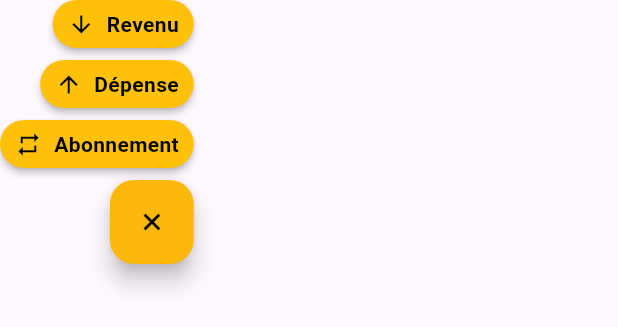
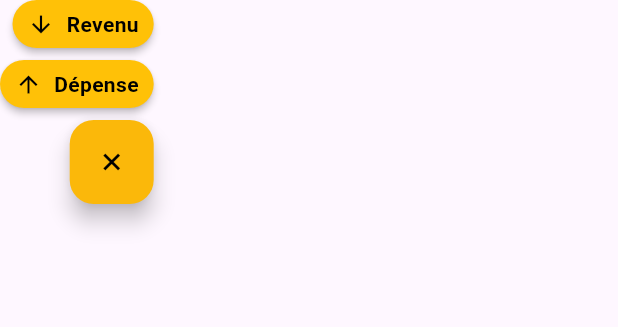
Before and after one commit to FloRobart/econoris_app, a Flutter app: the AddOperationFab widget shown alone on an empty page, opened directly, after a tap on the "add" icon, on a phone screen of 412 x 824 dp. Shown: the top 327 px of the screen. Run offline on Flutter 3.47's test engine with Material 3 defaults, Android fonts, the phone set to English and light mode, and no system bars; our stand-ins replace fl_chart, flutter_dotenv, package_info_plus, shared_preferences, table_calendar; accounts and stored records are empty.

Commit message:
Suppression d'élément inutile

```diff
--- a/lib/widgets/add_operation_fab.dart
+++ b/lib/widgets/add_operation_fab.dart
@@ -180,36 +180,7 @@ class _AddOperationFabState extends State<AddOperationFab> {
           ),
         ),
 
-        AnimatedSlide(
-          offset: _open ? const Offset(0, 0) : const Offset(0, 0.2),
-          duration: const Duration(milliseconds: 240),
-          child: AnimatedOpacity(
-            opacity: _open ? 1.0 : 0.0,
-            duration: const Duration(milliseconds: 240),
-            child: Padding(
-              padding: const EdgeInsets.only(bottom: 8.0),
-              child: GestureDetector(
-                onTap: () { setState(()=> _open = false); _openAddModalWithMode('abonnement'); },
-                child: MouseRegion(
-                  cursor: SystemMouseCursors.click,
-                  child: Material(
-                    color: Colors.amber,
-                    borderRadius: BorderRadius.circular(24),
-                    elevation: 2,
-                    child: InkWell(
-                      borderRadius: BorderRadius.circular(24),
-                      onTap: () { setState(()=> _open = false); _openAddModalWithMode('abonnement'); },
-                      child: const Padding(
-                        padding: EdgeInsets.symmetric(horizontal: 10, vertical: 6),
-                        child: Row(mainAxisSize: MainAxisSize.min, children: [Icon(Icons.repeat, size: 18, color: Colors.black), SizedBox(width: 8), Text('Abonnement', style: TextStyle(color: Colors.black, fontWeight: FontWeight.bold))]),
-                      ),
-                    ),
-                  ),
-                ),
-              ),
-            ),
-          ),
-        ),
+        // (Abonnement option intentionally removed to avoid using AddOperationFab for subscriptions)
 
         FloatingActionButton(
           onPressed: () => setState(() => _open = !_open),
--- a/lib/widgets/operation_dialogs.dart
+++ b/lib/widgets/operation_dialogs.dart
@@ -128,7 +128,7 @@ class _OperationEditDialogState extends State<OperationEditDialog> {
   bool _recurrence = false;
   String _frequency = 'mensuel';
   final TextEditingController _customValueC = TextEditingController();
-  String _customUnit = 'semaine'; // 'semaine' | 'mois' | 'année'
+  String _customUnit = 'mois'; // 'semaine' | 'mois' | 'année'
 
   @override
   void initState(){
@@ -259,7 +259,7 @@ class _OperationEditDialogState extends State<OperationEditDialog> {
                   if (widget.operation == null) ElevatedButton.icon(
                     onPressed: () => setState(()=> _recurrence = !_recurrence),
                     icon: Icon(_recurrence ? Icons.check : Icons.close, color: Colors.white, size: 18),
-                    label: Text('Récurrence'),
+                    label: const Text('Récurrence'),
                     style: ElevatedButton.styleFrom(
                       backgroundColor: _recurrence ? Colors.green : Colors.red,
                       padding: const EdgeInsets.symmetric(horizontal: 12, vertical: 8),
```
